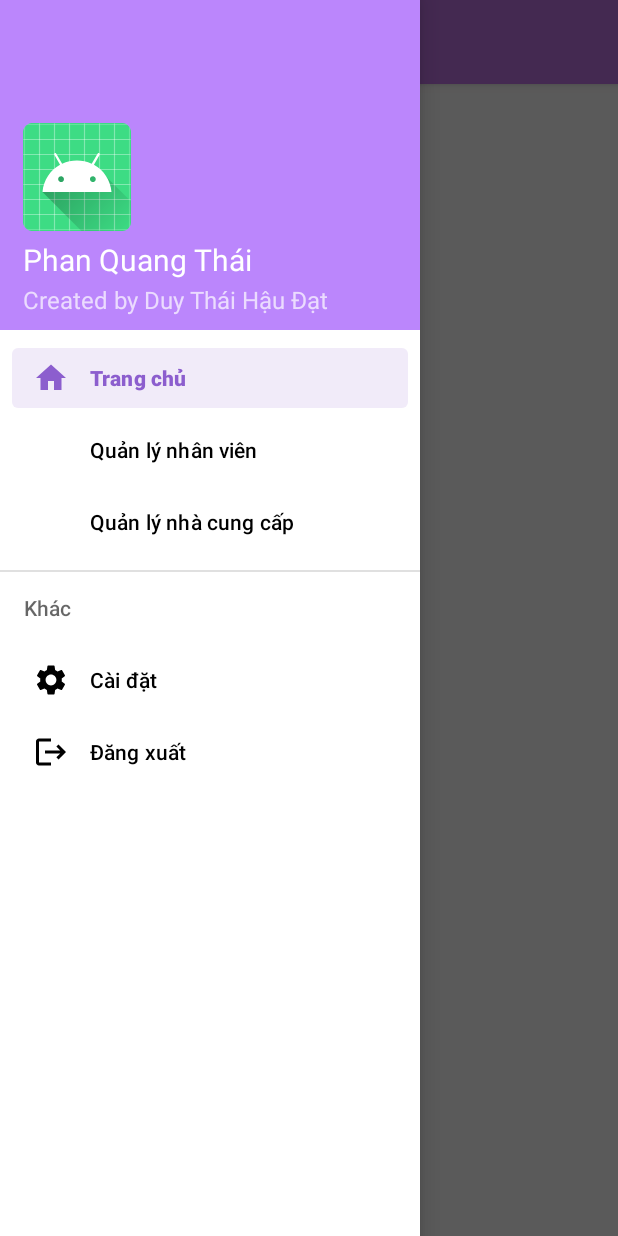
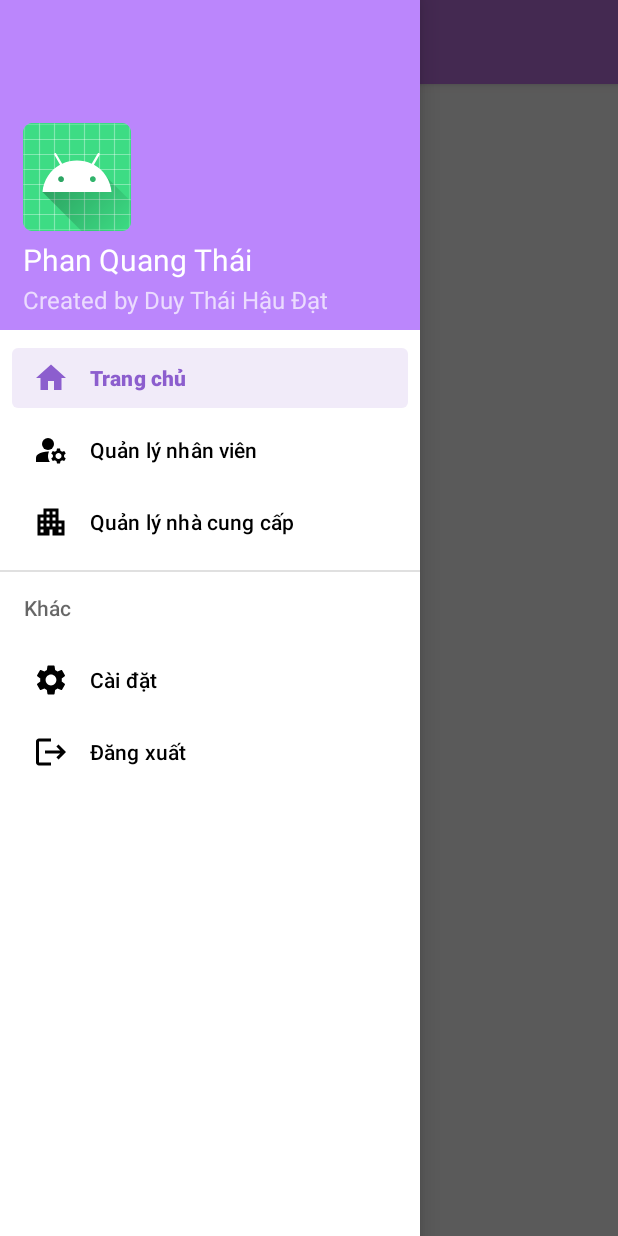
Before and after one commit to arirator120/demopharmacystore, an Android app: the AdminHomeActivity screen opened directly, with no data from a screen before it, with the side drawer open, on a phone screen of 412 x 824 dp. Run offline under Robolectric (Android 15) with nearby library versions, the phone set to English and light mode, and no system bars; our stand-ins replace Firebase (no records; nobody signed in at launch, a user with empty details on screens opened directly).

Commit message:
edit giao dien + them icon

```diff
--- /dev/null
+++ b/QuanLyQuayThuoc/app/src/main/res/drawable/ic_apartment.xml
@@ -0,0 +1,10 @@
+<vector xmlns:android="http://schemas.android.com/apk/res/android"
+    android:width="24dp"
+    android:height="24dp"
+    android:viewportWidth="24"
+    android:viewportHeight="24"
+    android:tint="?attr/colorControlNormal">
+  <path
+      android:fillColor="@android:color/white"
+      android:pathData="M17,11V3H7v4H3v14h8v-4h2v4h8V11H17zM7,19H5v-2h2V19zM7,15H5v-2h2V15zM7,11H5V9h2V11zM11,15H9v-2h2V15zM11,11H9V9h2V11zM11,7H9V5h2V7zM15,15h-2v-2h2V15zM15,11h-2V9h2V11zM15,7h-2V5h2V7zM19,19h-2v-2h2V19zM19,15h-2v-2h2V15z"/>
+</vector>
--- /dev/null
+++ b/QuanLyQuayThuoc/app/src/main/res/drawable/ic_manage_accounts.xml
@@ -0,0 +1,16 @@
+<vector xmlns:android="http://schemas.android.com/apk/res/android"
+    android:width="24dp"
+    android:height="24dp"
+    android:viewportWidth="24"
+    android:viewportHeight="24"
+    android:tint="?attr/colorControlNormal">
+  <path
+      android:fillColor="@android:color/white"
+      android:pathData="M10,8m-4,0a4,4 0,1 1,8 0a4,4 0,1 1,-8 0"/>
+  <path
+      android:fillColor="@android:color/white"
+      android:pathData="M10.67,13.02C10.45,13.01 10.23,13 10,13c-2.42,0 -4.68,0.67 -6.61,1.82C2.51,15.34 2,16.32 2,17.35V20h9.26C10.47,18.87 10,17.49 10,16C10,14.93 10.25,13.93 10.67,13.02z"/>
+  <path
+      android:fillColor="@android:color/white"
+      android:pathData="M20.75,16c0,-0.22 -0.03,-0.42 -0.06,-0.63l1.14,-1.01l-1,-1.73l-1.45,0.49c-0.32,-0.27 -0.68,-0.48 -1.08,-0.63L18,11h-2l-0.3,1.49c-0.4,0.15 -0.76,0.36 -1.08,0.63l-1.45,-0.49l-1,1.73l1.14,1.01c-0.03,0.21 -0.06,0.41 -0.06,0.63s0.03,0.42 0.06,0.63l-1.14,1.01l1,1.73l1.45,-0.49c0.32,0.27 0.68,0.48 1.08,0.63L16,21h2l0.3,-1.49c0.4,-0.15 0.76,-0.36 1.08,-0.63l1.45,0.49l1,-1.73l-1.14,-1.01C20.72,16.42 20.75,16.22 20.75,16zM17,18c-1.1,0 -2,-0.9 -2,-2s0.9,-2 2,-2s2,0.9 2,2S18.1,18 17,18z"/>
+</vector>
--- a/QuanLyQuayThuoc/app/src/main/res/menu/drawer_menu.xml
+++ b/QuanLyQuayThuoc/app/src/main/res/menu/drawer_menu.xml
@@ -16,10 +16,12 @@
         <item
             android:id="@+id/nav_employee"
             android:title="Quản lý nhân viên"
+            android:icon="@drawable/ic_manage_accounts"
             />
         <item
             android:id="@+id/nav_company"
             android:title="Quản lý nhà cung cấp"
+            android:icon="@drawable/ic_apartment"
             />
     <item android:title="Khác"
         android:id="@+id/drawer_other"
```
Also changed, not shown: QuanLyQuayThuoc/app/src/main/res/layout/activity_client_login.xml (+6 -6 lines), QuanLyQuayThuoc/app/src/main/res/layout/activity_client_register.xml (+5 -5 lines).
